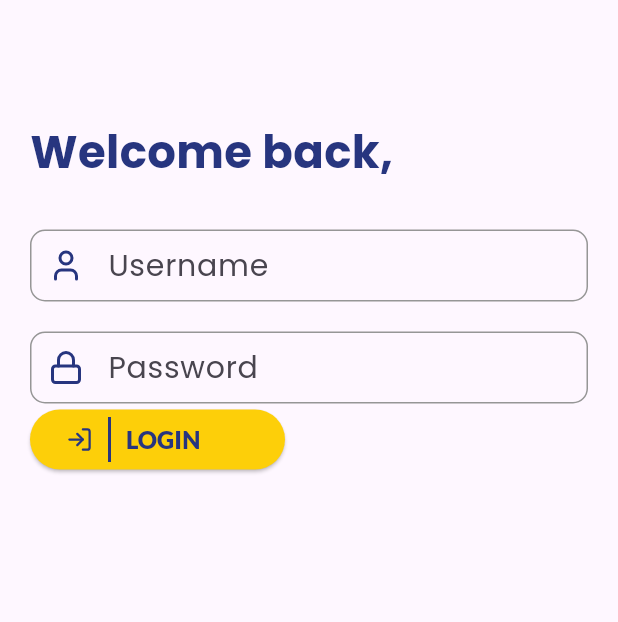
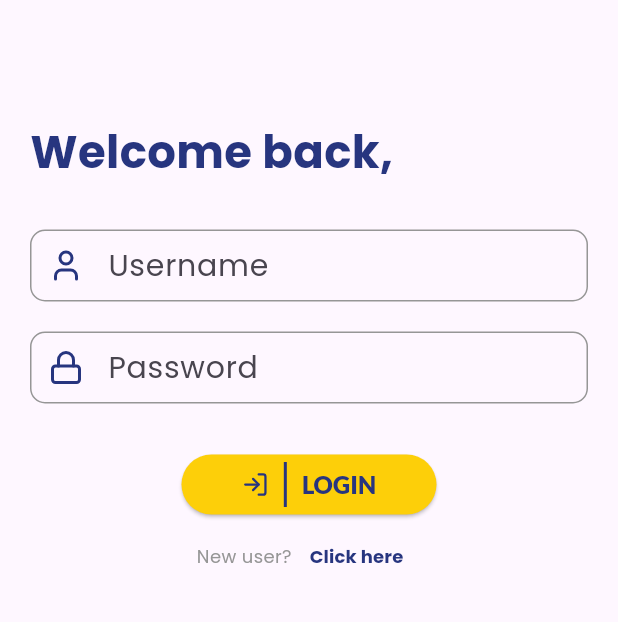
Before and after one commit to gaurav1-9/gcu_knowledge_hub, a Flutter app: the screen it shows after launch, after a tap on "LOGIN", on a phone screen of 412 x 824 dp, the part 120-742 px from its top. Run offline on Flutter 3.47's test engine with Material 3 defaults, Android fonts, the phone set to English and light mode, and no system bars; our stand-ins replace google_fonts, lucide_icons.

```diff
--- a/lib/main.dart
+++ b/lib/main.dart
@@ -1,9 +1,11 @@
 import 'package:flutter/material.dart';
+import 'package:flutter/services.dart';
 import 'package:google_fonts/google_fonts.dart';
 
 import './widgets/homescreen.dart';
 
 void main() {
+  SystemChrome.setPreferredOrientations([DeviceOrientation.portraitUp]);
   runApp(const MyApp());
 }
 
--- a/lib/widgets/buttons/auth_login_btns.dart
+++ b/lib/widgets/buttons/auth_login_btns.dart
@@ -7,12 +7,14 @@ class AuthLogin extends StatelessWidget {
   final String btnType;
   final IconData iconType;
   final VoidCallback navigateTo;
+  final MainAxisAlignment alignment;
 
   const AuthLogin({
     super.key,
     required this.btnType,
     required this.iconType,
     required this.navigateTo,
+    required this.alignment,
   });
 
   @override
@@ -26,7 +28,7 @@ class AuthLogin extends StatelessWidget {
         ),
         onPressed: navigateTo,
         child: Row(
-          // mainAxisAlignment: MainAxisAlignment.center,
+          mainAxisAlignment: alignment,
           crossAxisAlignment: CrossAxisAlignment.center,
           children: [
             Icon(iconType),
--- a/lib/widgets/homescreen.dart
+++ b/lib/widgets/homescreen.dart
@@ -70,6 +70,7 @@ class Homescreen extends StatelessWidget {
             btnType: 'LOGIN',
             iconType: LucideIcons.logIn,
             navigateTo: () => navigateToLogin(context),
+            alignment: MainAxisAlignment.start,
           ),
           const SizedBox(
             height: 10,
@@ -80,6 +81,7 @@ class Homescreen extends StatelessWidget {
             navigateTo: () {
               navigateToRegister(context);
             },
+            alignment: MainAxisAlignment.start,
           ),
         ],
       ),
--- a/lib/widgets/login_screen.dart
+++ b/lib/widgets/login_screen.dart
@@ -73,6 +73,12 @@ class LoginScreen extends StatelessWidget {
               fieldType: LucideIcons.lock,
               textController: passwordController,
             ),
+            const SizedBox(
+              height: 30,
+            ),
+            Center(
+              child: Column(
+                children: [
                   AuthLogin(
                     btnType: "LOGIN",
                     iconType: LucideIcons.logIn,
@@ -81,6 +87,33 @@ class LoginScreen extends StatelessWidget {
                       usernameController.text,
                       passwordController.text,
                     ),
+                    alignment: MainAxisAlignment.center,
+                  ),
+                  Row(
+                    mainAxisAlignment: MainAxisAlignment.center,
+                    children: [
+                      const Text(
+                        'New user?',
+                        style: TextStyle(
+                          fontSize: 12,
+                          color: AppColor.grey,
+                        ),
+                      ),
+                      TextButton(
+                        onPressed: () {},
+                        child: const Text(
+                          "Click here",
+                          style: TextStyle(
+                            fontSize: 12,
+                            fontWeight: FontWeight.bold,
+                            color: AppColor.marianBlue,
+                          ),
+                        ),
+                      )
+                    ],
+                  )
+                ],
+              ),
             ),
           ],
         ),
```
Lines whose indentation alone changed are shown as unchanged.
